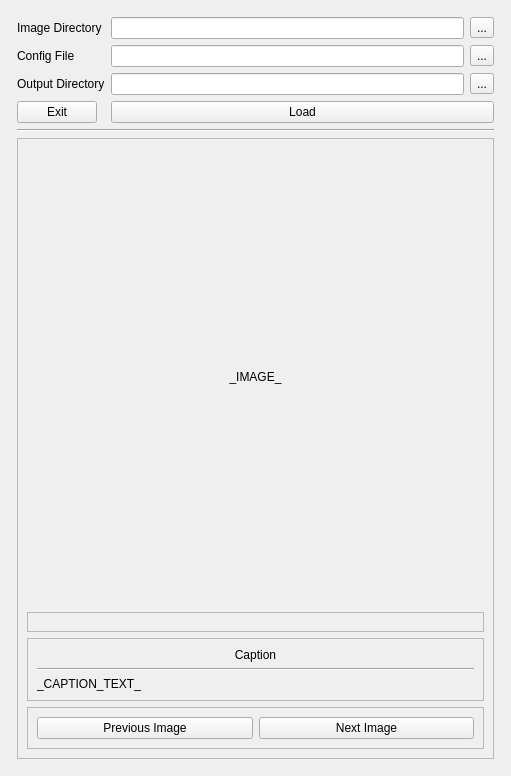
This is nectargan/annotations/creator/ui/annotation_creator.ui in ZacharyBork/NectarGAN as Qt 5 draws it before an edit. The edited form follows.
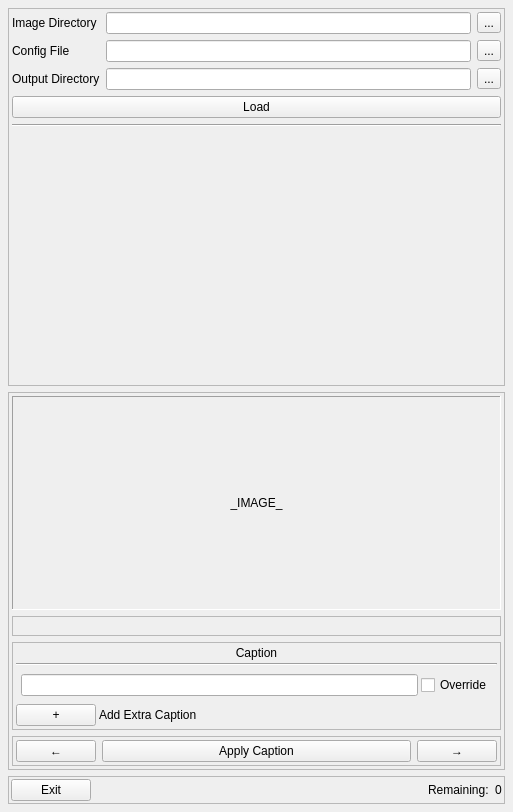
This is the edited form.

Commit message: Annotation creator: Fixed image scaling and added index button locking

Diff of the .ui file:
```diff
--- a/nectargan/annotations/creator/ui/annotation_creator.ui
+++ b/nectargan/annotations/creator/ui/annotation_creator.ui
@@ -6,14 +6,32 @@
    <rect>
     <x>0</x>
     <y>0</y>
-    <width>511</width>
-    <height>776</height>
+    <width>513</width>
+    <height>812</height>
    </rect>
   </property>
+  <property name="sizePolicy">
+   <sizepolicy hsizetype="Preferred" vsizetype="Preferred">
+    <horstretch>0</horstretch>
+    <verstretch>0</verstretch>
+   </sizepolicy>
+  </property>
   <property name="windowTitle">
    <string>Form</string>
   </property>
   <layout class="QVBoxLayout" name="verticalLayout_2">
+   <property name="leftMargin">
+    <number>2</number>
+   </property>
+   <property name="topMargin">
+    <number>2</number>
+   </property>
+   <property name="rightMargin">
+    <number>2</number>
+   </property>
+   <property name="bottomMargin">
+    <number>2</number>
+   </property>
    <item>
     <layout class="QVBoxLayout" name="verticalLayout">
      <property name="leftMargin">
@@ -29,6 +47,33 @@
       <number>6</number>
      </property>
      <item>
+      <widget class="QFrame" name="config_frame">
+       <property name="sizePolicy">
+        <sizepolicy hsizetype="Preferred" vsizetype="Preferred">
+         <horstretch>0</horstretch>
+         <verstretch>0</verstretch>
+        </sizepolicy>
+       </property>
+       <property name="frameShape">
+        <enum>QFrame::StyledPanel</enum>
+       </property>
+       <property name="frameShadow">
+        <enum>QFrame::Raised</enum>
+       </property>
+       <layout class="QVBoxLayout" name="verticalLayout_3">
+        <property name="leftMargin">
+         <number>3</number>
+        </property>
+        <property name="topMargin">
+         <number>3</number>
+        </property>
+        <property name="rightMargin">
+         <number>3</number>
+        </property>
+        <property name="bottomMargin">
+         <number>3</number>
+        </property>
+        <item>
       <layout class="QFormLayout" name="formLayout">
        <item row="0" column="0">
         <widget class="QLabel" name="label">
@@ -93,22 +138,15 @@
          </item>
         </layout>
        </item>
-       <item row="3" column="1">
+         </layout>
+        </item>
+        <item>
         <widget class="QPushButton" name="load_set">
          <property name="text">
           <string>Load</string>
          </property>
         </widget>
        </item>
-       <item row="3" column="0">
-        <widget class="QPushButton" name="exit_btn">
-         <property name="text">
-          <string>Exit</string>
-         </property>
-        </widget>
-       </item>
-      </layout>
-     </item>
      <item>
       <widget class="Line" name="line">
        <property name="orientation">
@@ -117,7 +155,26 @@
       </widget>
      </item>
      <item>
-      <widget class="QFrame" name="frame">
+         <spacer name="verticalSpacer">
+          <property name="orientation">
+           <enum>Qt::Vertical</enum>
+          </property>
+          <property name="sizeType">
+           <enum>QSizePolicy::Expanding</enum>
+          </property>
+          <property name="sizeHint" stdset="0">
+           <size>
+            <width>20</width>
+            <height>40</height>
+           </size>
+          </property>
+         </spacer>
+        </item>
+       </layout>
+      </widget>
+     </item>
+     <item>
+      <widget class="QFrame" name="main_frame">
        <property name="sizePolicy">
         <sizepolicy hsizetype="Preferred" vsizetype="Expanding">
          <horstretch>0</horstretch>
@@ -128,9 +185,42 @@
         <enum>QFrame::StyledPanel</enum>
        </property>
        <property name="frameShadow">
-        <enum>QFrame::Raised</enum>
+        <enum>QFrame::Sunken</enum>
        </property>
        <layout class="QVBoxLayout" name="verticalLayout_4">
+        <property name="leftMargin">
+         <number>3</number>
+        </property>
+        <property name="topMargin">
+         <number>3</number>
+        </property>
+        <property name="rightMargin">
+         <number>3</number>
+        </property>
+        <property name="bottomMargin">
+         <number>3</number>
+        </property>
+        <item>
+         <widget class="QFrame" name="image_frame">
+          <property name="frameShape">
+           <enum>QFrame::Panel</enum>
+          </property>
+          <property name="frameShadow">
+           <enum>QFrame::Sunken</enum>
+          </property>
+          <layout class="QVBoxLayout" name="verticalLayout_7">
+           <property name="leftMargin">
+            <number>3</number>
+           </property>
+           <property name="topMargin">
+            <number>3</number>
+           </property>
+           <property name="rightMargin">
+            <number>3</number>
+           </property>
+           <property name="bottomMargin">
+            <number>3</number>
+           </property>
         <item>
          <widget class="QLabel" name="image_display">
           <property name="sizePolicy">
@@ -147,6 +237,9 @@
           </property>
          </widget>
         </item>
+          </layout>
+         </widget>
+        </item>
         <item>
          <widget class="QFrame" name="frame_2">
           <property name="frameShape">
@@ -171,6 +264,21 @@
            <enum>QFrame::Raised</enum>
           </property>
           <layout class="QVBoxLayout" name="verticalLayout_5">
+           <property name="spacing">
+            <number>3</number>
+           </property>
+           <property name="leftMargin">
+            <number>3</number>
+           </property>
+           <property name="topMargin">
+            <number>3</number>
+           </property>
+           <property name="rightMargin">
+            <number>3</number>
+           </property>
+           <property name="bottomMargin">
+            <number>3</number>
+           </property>
            <item>
             <widget class="QLabel" name="label_4">
              <property name="text">
@@ -189,11 +297,85 @@
             </widget>
            </item>
            <item>
-            <widget class="QLabel" name="caption_text">
+            <layout class="QHBoxLayout" name="horizontalLayout_6">
+             <property name="leftMargin">
+              <number>5</number>
+             </property>
+             <property name="topMargin">
+              <number>5</number>
+             </property>
+             <property name="rightMargin">
+              <number>5</number>
+             </property>
+             <property name="bottomMargin">
+              <number>5</number>
+             </property>
+             <item>
+              <widget class="QLineEdit" name="caption_text"/>
+             </item>
+             <item>
+              <widget class="QCheckBox" name="override_caption">
              <property name="text">
-              <string>_CAPTION_TEXT_</string>
-             </property>
-            </widget>
+                <string>Override</string>
+               </property>
+              </widget>
+             </item>
+            </layout>
+           </item>
+           <item>
+            <layout class="QHBoxLayout" name="horizontalLayout_8">
+             <property name="leftMargin">
+              <number>0</number>
+             </property>
+             <property name="topMargin">
+              <number>0</number>
+             </property>
+             <property name="rightMargin">
+              <number>0</number>
+             </property>
+             <property name="bottomMargin">
+              <number>0</number>
+             </property>
+             <item>
+              <widget class="QPushButton" name="add_extra_caption">
+               <property name="sizePolicy">
+                <sizepolicy hsizetype="Maximum" vsizetype="Fixed">
+                 <horstretch>0</horstretch>
+                 <verstretch>0</verstretch>
+                </sizepolicy>
+               </property>
+               <property name="text">
+                <string>+</string>
+               </property>
+               <property name="flat">
+                <bool>false</bool>
+               </property>
+              </widget>
+             </item>
+             <item>
+              <widget class="QLabel" name="label_6">
+               <property name="text">
+                <string>Add Extra Caption</string>
+               </property>
+              </widget>
+             </item>
+             <item>
+              <spacer name="horizontalSpacer_2">
+               <property name="orientation">
+                <enum>Qt::Horizontal</enum>
+               </property>
+               <property name="sizeHint" stdset="0">
+                <size>
+                 <width>40</width>
+                 <height>20</height>
+                </size>
+               </property>
+              </spacer>
+             </item>
+            </layout>
+           </item>
+           <item>
+            <layout class="QVBoxLayout" name="extra_caption_layout"/>
            </item>
           </layout>
          </widget>
@@ -207,17 +389,54 @@
            <enum>QFrame::Raised</enum>
           </property>
           <layout class="QHBoxLayout" name="horizontalLayout_4">
+           <property name="leftMargin">
+            <number>3</number>
+           </property>
+           <property name="topMargin">
+            <number>3</number>
+           </property>
+           <property name="rightMargin">
+            <number>3</number>
+           </property>
+           <property name="bottomMargin">
+            <number>3</number>
+           </property>
            <item>
             <widget class="QPushButton" name="previous_image">
+             <property name="sizePolicy">
+              <sizepolicy hsizetype="Maximum" vsizetype="Fixed">
+               <horstretch>0</horstretch>
+               <verstretch>0</verstretch>
+              </sizepolicy>
+             </property>
              <property name="text">
-              <string>Previous Image</string>
+              <string>←</string>
+             </property>
+            </widget>
+           </item>
+           <item>
+            <widget class="QPushButton" name="apply_caption">
+             <property name="sizePolicy">
+              <sizepolicy hsizetype="Preferred" vsizetype="Fixed">
+               <horstretch>0</horstretch>
+               <verstretch>0</verstretch>
+              </sizepolicy>
+             </property>
+             <property name="text">
+              <string>Apply Caption</string>
              </property>
             </widget>
            </item>
            <item>
             <widget class="QPushButton" name="next_image">
+             <property name="sizePolicy">
+              <sizepolicy hsizetype="Maximum" vsizetype="Fixed">
+               <horstretch>0</horstretch>
+               <verstretch>0</verstretch>
+              </sizepolicy>
+             </property>
              <property name="text">
-              <string>Next Image</string>
+              <string>→</string>
              </property>
             </widget>
            </item>
@@ -227,6 +446,70 @@
        </layout>
       </widget>
      </item>
+     <item>
+      <widget class="QFrame" name="info_frame">
+       <property name="sizePolicy">
+        <sizepolicy hsizetype="Preferred" vsizetype="Maximum">
+         <horstretch>0</horstretch>
+         <verstretch>0</verstretch>
+        </sizepolicy>
+       </property>
+       <property name="frameShape">
+        <enum>QFrame::StyledPanel</enum>
+       </property>
+       <property name="frameShadow">
+        <enum>QFrame::Raised</enum>
+       </property>
+       <layout class="QHBoxLayout" name="horizontalLayout_5">
+        <property name="leftMargin">
+         <number>2</number>
+        </property>
+        <property name="topMargin">
+         <number>2</number>
+        </property>
+        <property name="rightMargin">
+         <number>2</number>
+        </property>
+        <property name="bottomMargin">
+         <number>2</number>
+        </property>
+        <item>
+         <widget class="QPushButton" name="exit_btn">
+          <property name="text">
+           <string>Exit</string>
+          </property>
+         </widget>
+        </item>
+        <item>
+         <spacer name="horizontalSpacer">
+          <property name="orientation">
+           <enum>Qt::Horizontal</enum>
+          </property>
+          <property name="sizeHint" stdset="0">
+           <size>
+            <width>40</width>
+            <height>20</height>
+           </size>
+          </property>
+         </spacer>
+        </item>
+        <item>
+         <widget class="QLabel" name="label_5">
+          <property name="text">
+           <string>Remaining:</string>
+          </property>
+         </widget>
+        </item>
+        <item>
+         <widget class="QLabel" name="images_remaining">
+          <property name="text">
+           <string>0</string>
+          </property>
+         </widget>
+        </item>
+       </layout>
+      </widget>
+     </item>
     </layout>
    </item>
   </layout>
```
Lines whose indentation alone changed are shown as unchanged. The commit also changes 1 other file.
